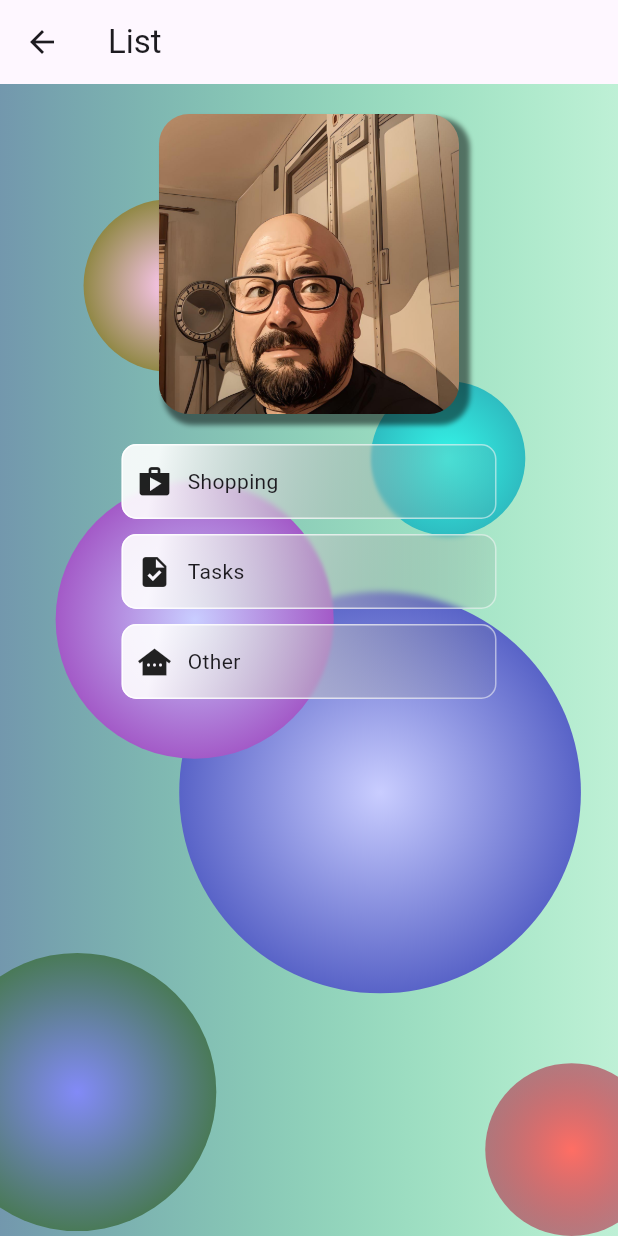
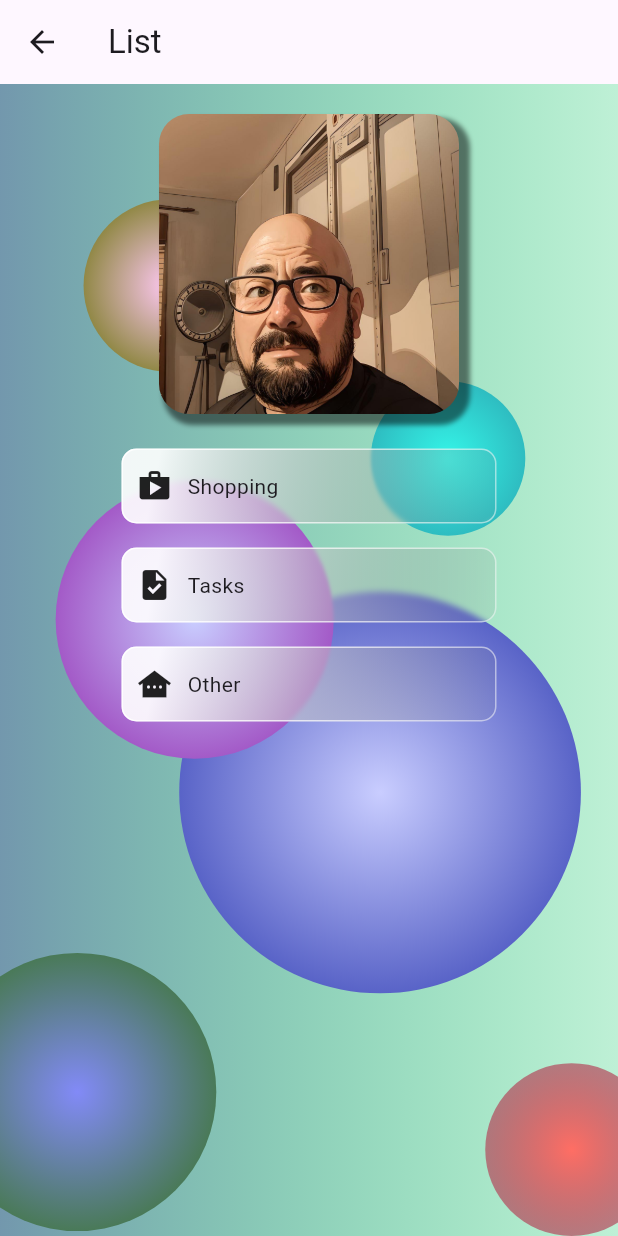
Before and after one commit to mfranky78/FamilyBoard, a Flutter app: the HomeScreen screen opened by its route, after a tap on "Checklist", on a phone screen of 412 x 824 dp. Run offline on Flutter 3.47's test engine with Material 3 defaults, Android fonts, the light colour scheme and no system bars; drawn by our look-alikes of glassmorphism; our stand-ins replace animated_splash_screen, cloud_firestore, dio, firebase_auth, firebase_core, google_sign_in and 3 more; missing offline and left inert: flutter_simple_calculator, onboarding; accounts and stored records are empty.

Commit message:
CustumButton_Padding

```diff
--- a/lib/core/custom_button.dart
+++ b/lib/core/custom_button.dart
@@ -14,7 +14,9 @@ class CustomButton extends StatelessWidget {
 
   @override
   Widget build(BuildContext context) {
-    return GestureDetector(
+    return Padding(
+      padding: const EdgeInsets.all(3.0),
+      child: GestureDetector(
         onTap: onTap,
         child: Row(
           mainAxisAlignment: MainAxisAlignment.center,
@@ -58,6 +60,7 @@ class CustomButton extends StatelessWidget {
             ),
           ],
         ),
+      ),
     );
   }
 }
```
Lines whose indentation alone changed are shown as unchanged.
